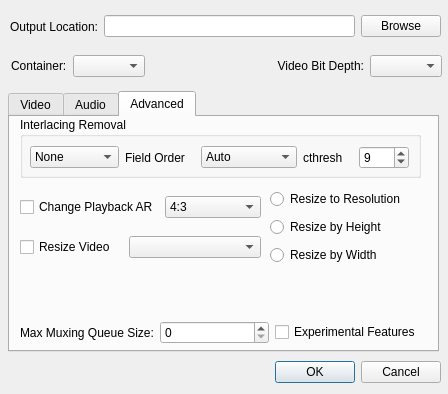
The window that Source/configure.ui (l33tmeatwad/AMVtool) describes before a commit, drawn with Qt 5.
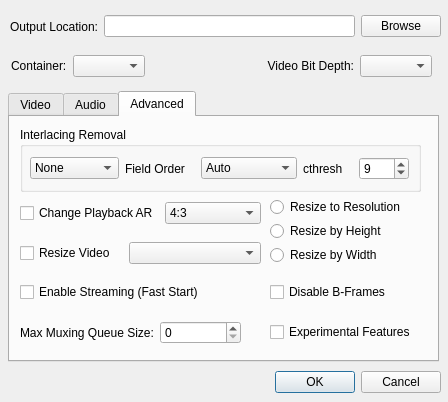
The same window after the commit. The open tabs and pages were chosen to show the change.

Diff of the .ui file:
```diff
--- a/Source/configure.ui
+++ b/Source/configure.ui
@@ -7,7 +7,7 @@
     <x>0</x>
     <y>0</y>
     <width>448</width>
-    <height>394</height>
+    <height>402</height>
    </rect>
   </property>
   <property name="sizePolicy">
@@ -19,13 +19,13 @@
   <property name="minimumSize">
    <size>
     <width>448</width>
-    <height>394</height>
+    <height>402</height>
    </size>
   </property>
   <property name="maximumSize">
    <size>
     <width>448</width>
-    <height>394</height>
+    <height>402</height>
    </size>
   </property>
   <property name="windowTitle">
@@ -37,7 +37,7 @@
      <x>8</x>
      <y>91</y>
      <width>431</width>
-     <height>261</height>
+     <height>271</height>
     </rect>
    </property>
    <property name="currentIndex">
@@ -857,49 +857,22 @@
     <attribute name="title">
      <string>Advanced</string>
     </attribute>
-    <widget class="QWidget" name="gridLayoutWidget_3">
-     <property name="geometry">
-      <rect>
-       <x>10</x>
-       <y>200</y>
-       <width>401</width>
-       <height>31</height>
-      </rect>
-     </property>
-     <layout class="QGridLayout" name="extraFeatrues">
-      <item row="0" column="1">
-       <widget class="QSpinBox" name="maxMuxing">
-        <property name="maximum">
-         <number>9999</number>
-        </property>
-       </widget>
-      </item>
-      <item row="0" column="0">
-       <widget class="QLabel" name="maxMuxLabel">
-        <property name="text">
-         <string>Max Muxing Queue Size:</string>
-        </property>
-       </widget>
-      </item>
-      <item row="0" column="2">
-       <widget class="QCheckBox" name="experimentalFeatures">
-        <property name="text">
-         <string>Experimental Features</string>
-        </property>
-       </widget>
-      </item>
-     </layout>
-    </widget>
     <widget class="QWidget" name="verticalLayoutWidget">
      <property name="geometry">
       <rect>
        <x>260</x>
-       <y>70</y>
+       <y>80</y>
        <width>151</width>
-       <height>81</height>
+       <height>71</height>
       </rect>
      </property>
      <layout class="QVBoxLayout" name="ResizeStyle">
+      <property name="spacing">
+       <number>4</number>
+      </property>
+      <property name="topMargin">
+       <number>0</number>
+      </property>
       <item>
        <widget class="QRadioButton" name="resizeResolution">
         <property name="text">
@@ -927,11 +900,17 @@
      <property name="geometry">
       <rect>
        <x>10</x>
-       <y>0</y>
+       <y>10</y>
        <width>401</width>
-       <height>61</height>
+       <height>65</height>
       </rect>
      </property>
+     <property name="minimumSize">
+      <size>
+       <width>0</width>
+       <height>65</height>
+      </size>
+     </property>
      <property name="title">
       <string>Interlacing Removal</string>
      </property>
@@ -939,7 +918,7 @@
       <property name="geometry">
        <rect>
         <x>10</x>
-        <y>20</y>
+        <y>21</y>
         <width>381</width>
         <height>41</height>
        </rect>
@@ -1071,9 +1050,9 @@
      <property name="geometry">
       <rect>
        <x>10</x>
-       <y>70</y>
+       <y>80</y>
        <width>241</width>
-       <height>41</height>
+       <height>33</height>
       </rect>
      </property>
      <layout class="QHBoxLayout" name="horizontalLayout">
@@ -1082,7 +1061,7 @@
         <property name="minimumSize">
          <size>
           <width>0</width>
-          <height>34</height>
+          <height>28</height>
          </size>
         </property>
         <property name="text">
@@ -1137,9 +1116,9 @@
      <property name="geometry">
       <rect>
        <x>10</x>
-       <y>110</y>
+       <y>120</y>
        <width>241</width>
-       <height>41</height>
+       <height>33</height>
       </rect>
      </property>
      <layout class="QHBoxLayout" name="horizontalLayout_2">
@@ -1148,7 +1127,7 @@
         <property name="minimumSize">
          <size>
           <width>0</width>
-          <height>34</height>
+          <height>28</height>
          </size>
         </property>
         <property name="text">
@@ -1183,13 +1162,96 @@
       </item>
      </layout>
     </widget>
+    <widget class="QWidget" name="horizontalLayoutWidget_4">
+     <property name="geometry">
+      <rect>
+       <x>10</x>
+       <y>160</y>
+       <width>241</width>
+       <height>31</height>
+      </rect>
+     </property>
+     <layout class="QHBoxLayout" name="faststartLayout">
+      <item>
+       <widget class="QCheckBox" name="faststart">
+        <property name="text">
+         <string>Enable Streaming (Fast Start)</string>
+        </property>
+       </widget>
+      </item>
+     </layout>
+    </widget>
+    <widget class="QWidget" name="horizontalLayoutWidget_5">
+     <property name="geometry">
+      <rect>
+       <x>260</x>
+       <y>160</y>
+       <width>151</width>
+       <height>31</height>
+      </rect>
+     </property>
+     <layout class="QHBoxLayout" name="disableBframeLayout">
+      <item>
+       <widget class="QCheckBox" name="disableBframes">
+        <property name="text">
+         <string>Disable B-Frames</string>
+        </property>
+       </widget>
+      </item>
+     </layout>
+    </widget>
+    <widget class="QWidget" name="horizontalLayoutWidget_6">
+     <property name="geometry">
+      <rect>
+       <x>260</x>
+       <y>200</y>
+       <width>160</width>
+       <height>31</height>
+      </rect>
+     </property>
+     <layout class="QHBoxLayout" name="experimentalLayout">
+      <item>
+       <widget class="QCheckBox" name="experimentalFeatures">
+        <property name="text">
+         <string>Experimental Features</string>
+        </property>
+       </widget>
+      </item>
+     </layout>
+    </widget>
+    <widget class="QWidget" name="horizontalLayoutWidget_7">
+     <property name="geometry">
+      <rect>
+       <x>10</x>
+       <y>200</y>
+       <width>221</width>
+       <height>31</height>
+      </rect>
+     </property>
+     <layout class="QHBoxLayout" name="maxMuxLayout">
+      <item>
+       <widget class="QLabel" name="maxMuxLabel">
+        <property name="text">
+         <string>Max Muxing Queue Size:</string>
+        </property>
+       </widget>
+      </item>
+      <item>
+       <widget class="QSpinBox" name="maxMuxing">
+        <property name="maximum">
+         <number>9999</number>
+        </property>
+       </widget>
+      </item>
+     </layout>
+    </widget>
    </widget>
   </widget>
   <widget class="QWidget" name="exitbuttonsLayoutWidget">
    <property name="geometry">
     <rect>
      <x>10</x>
-     <y>350</y>
+     <y>360</y>
      <width>431</width>
      <height>44</height>
     </rect>
@@ -1285,7 +1347,7 @@
     <rect>
      <x>11</x>
      <y>50</y>
-     <width>431</width>
+     <width>421</width>
      <height>32</height>
     </rect>
    </property>
@@ -1344,6 +1406,12 @@
         <verstretch>0</verstretch>
        </sizepolicy>
       </property>
+      <property name="minimumSize">
+       <size>
+        <width>40</width>
+        <height>0</height>
+       </size>
+      </property>
      </widget>
     </item>
    </layout>
```
Left out of the diff: 304 changed lines with no effect on the pictures.
